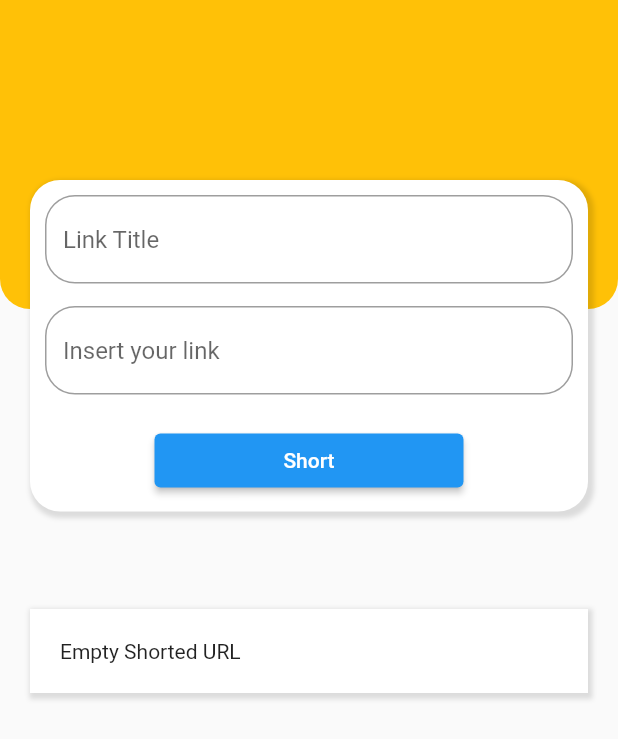
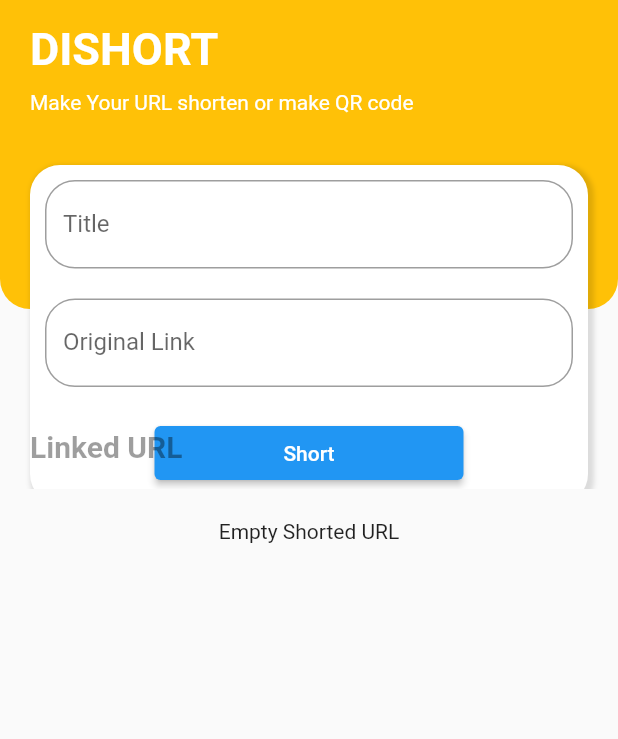
Before and after one commit to ninkyuwudd/shortLink_apps, a Flutter app: the screen it shows after launch, on a phone screen of 412 x 824 dp. Shown: the top 739 px of the screen. Run offline on Flutter 3.47's test engine with Material 2 defaults, Android fonts, the phone set to English and light mode, and no system bars.

Commit message:
add detail link

```diff
--- a/lib/view/home_page.dart
+++ b/lib/view/home_page.dart
@@ -25,7 +25,7 @@ class _HomePageShortLinkState extends State<HomePageShortLink> {
             mainAxisAlignment: MainAxisAlignment.start,
             children: [
               SizedBox(
-                height: MediaQuery.of(context).size.height / 4 + 160,
+                height: MediaQuery.of(context).size.height / 4 + 120,
                 child: Stack(
                   children: [
                     Container(
@@ -38,7 +38,7 @@ class _HomePageShortLinkState extends State<HomePageShortLink> {
                           color: Colors.amber),
                     ),
                     Positioned(
-                      top: 100,
+                      top: 90,
                       left: 0,
                       right: 0,
                       child: Container(
@@ -60,6 +60,7 @@ class _HomePageShortLinkState extends State<HomePageShortLink> {
                               controller: urlTitle,
                               decoration: InputDecoration(
                                   hintText: "Link Title",
+                                  label: const Text("Title"),
                                   border: OutlineInputBorder(
                                       borderRadius: BorderRadius.circular(20),
                                       borderSide: const BorderSide(
@@ -67,11 +68,12 @@ class _HomePageShortLinkState extends State<HomePageShortLink> {
                                       ))),
                             ),
                             SizedBox(
-                              height: 15,
+                              height: 20,
                             ),
                             TextField(
                               controller: sortedUrl,
                               decoration: InputDecoration(
+                                  label: const Text("Original Link"),
                                   hintText: "Insert your link",
                                   border: OutlineInputBorder(
                                       borderRadius: BorderRadius.circular(20),
@@ -95,20 +97,64 @@ class _HomePageShortLinkState extends State<HomePageShortLink> {
                         ),
                       ),
                     ),
+                    Positioned(
+                      top: 15,
+                      left: 20,
+                      right: 15,
+                      child: Text(
+                        "DISHORT",
+                        style: TextStyle(
+                            fontSize: 30,
+                            fontWeight: FontWeight.bold,
+                            color: Colors.white),
+                      ),
+                    ),
+                    Positioned(
+                        top: 60,
+                        left: 20,
+                        child: Text(
+                          "Make Your URL shorten or make QR code",
+                          style: TextStyle(color: Colors.white),
+                        )),
+                    Positioned(
+                      left: 20,
+                      top: MediaQuery.of(context).size.height / 4 + 80,
+                      child: Column(
+                        children: [
+                          Text(
+                            "Linked URL",
+                            style: TextStyle(
+                                fontWeight: FontWeight.bold,
+                                fontSize: 20,
+                                color: Colors.black38),
+                          ),
+                        ],
+                      ),
+                    ),
                   ],
                 ),
               ),
               SizedBox(
                 height: 20,
               ),
-              ResultWidget(
-                  result: resLink == null
-                      ? "Empty Shorted URL"
-                      : resLink.toString())
+              Container(
+                child: resLink == null
+                    ? Center(child: Text("Empty Shorted URL"))
+                    : ResultWidget(
+                        result: resLink.toString(), linkTitle: urlTitle.text),
+              )
             ],
           ),
         ),
       ),
     );
   }
+
+  @override
+  void dispose() {
+    // TODO: implement dispose
+    super.dispose();
+    sortedUrl.dispose();
+    urlTitle.dispose();
+  }
 }
```
Also changed, not shown: lib/view/detail_page.dart (+58 -1 lines), lib/widget/detail/link_detail.dart (added, +45 -0 lines), lib/widget/result_widget.dart (+48 -5 lines).
